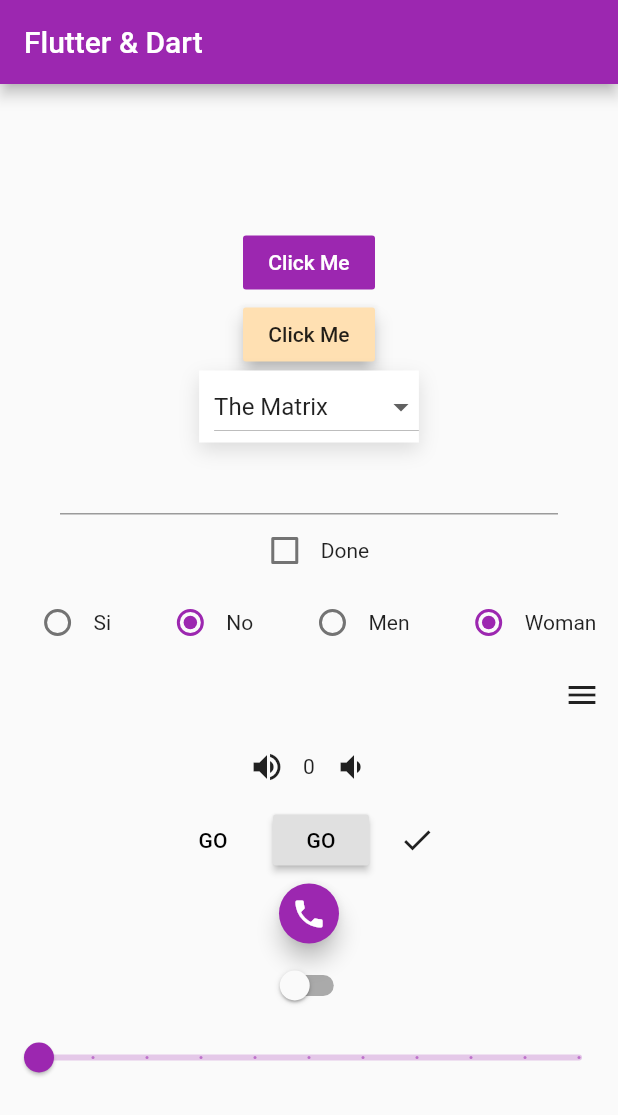
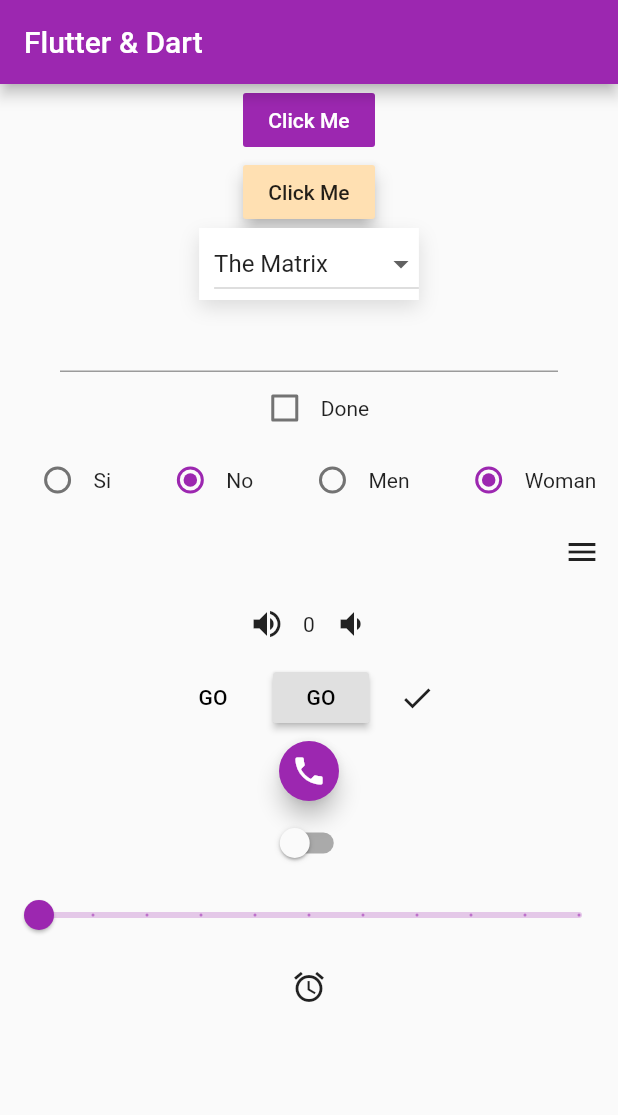
Before and after one commit to DiaDeMuertos/Udemy_section5, a Flutter app: the screen it shows after launch, on a phone screen of 412 x 824 dp. Shown: the top 1115 px of the screen. Run offline on Flutter 3.47's test engine with Material 2 defaults, Android fonts, the phone set to English and light mode, and no system bars.

```diff
--- a/lib/main.dart
+++ b/lib/main.dart
@@ -1,3 +1,5 @@
+import 'dart:async';
+
 import 'package:flutter/material.dart';
 
 import './helpers.dart';
@@ -34,6 +36,7 @@ class _MyHomePageState extends State<MyHomePage> {
   int volume = 0;
   bool state = false;
   double minutes = 0;
+  DateTime dateNow = DateTime.now();
 
   final TextEditingController controller = new TextEditingController();
 
@@ -89,13 +92,35 @@ class _MyHomePageState extends State<MyHomePage> {
     });
   }
 
+  Future selectedDate(BuildContext context) async {
+    final DateTime picked = await showDatePicker(
+      context: context,
+      initialDate: dateNow,
+      firstDate: DateTime(2019),
+      lastDate: DateTime(2020),
+    );
+
+    if (picked != null && picked != dateNow) {
+      print(dateNow.toString());
+      setState(() {
+        dateNow = picked;
+      });
+    }
+  }
+
+  Function handlerSelectDateOnPressed(BuildContext context) {
+    return () => selectedDate(context);
+  }
+
   @override
   Widget build(BuildContext context) {
     return Scaffold(
       appBar: AppBar(
         title: Text(widget.title),
       ),
-      body: Column(
+      body: ListView(
+        children: <Widget>[
+          Column(
             mainAxisAlignment: MainAxisAlignment.center,
             children: <Widget>[
               FlatButton(
@@ -202,6 +227,12 @@ class _MyHomePageState extends State<MyHomePage> {
                 max: 60,
                 onChanged: handlerSliderOnChange,
               ),
+              IconButton(
+                icon: Icon(Icons.alarm),
+                onPressed: handlerSelectDateOnPressed(context),
+              ),
+            ],
+          ),
         ],
       ),
     );
```
Lines whose indentation alone changed are shown as unchanged.
